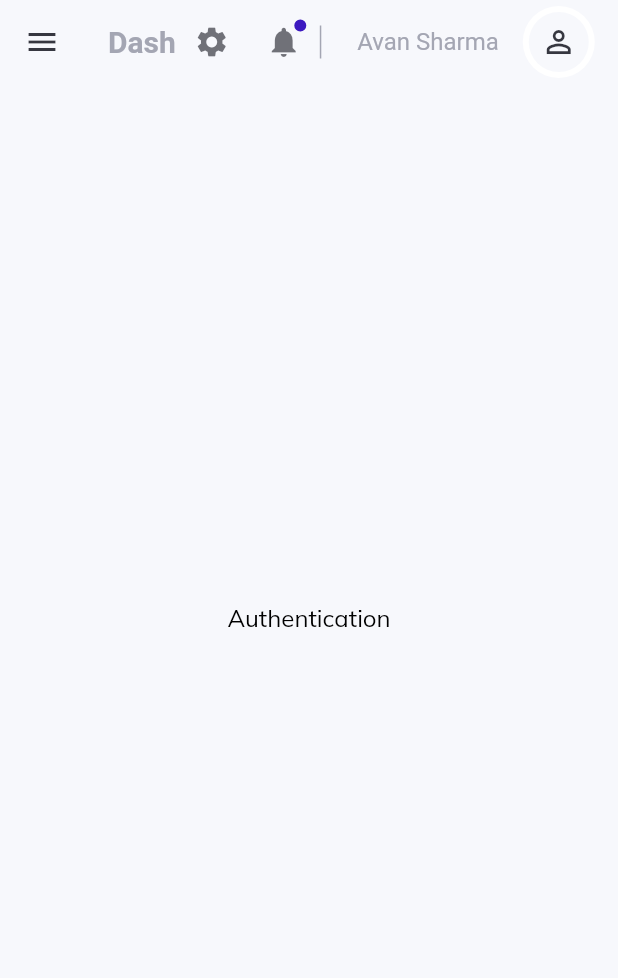
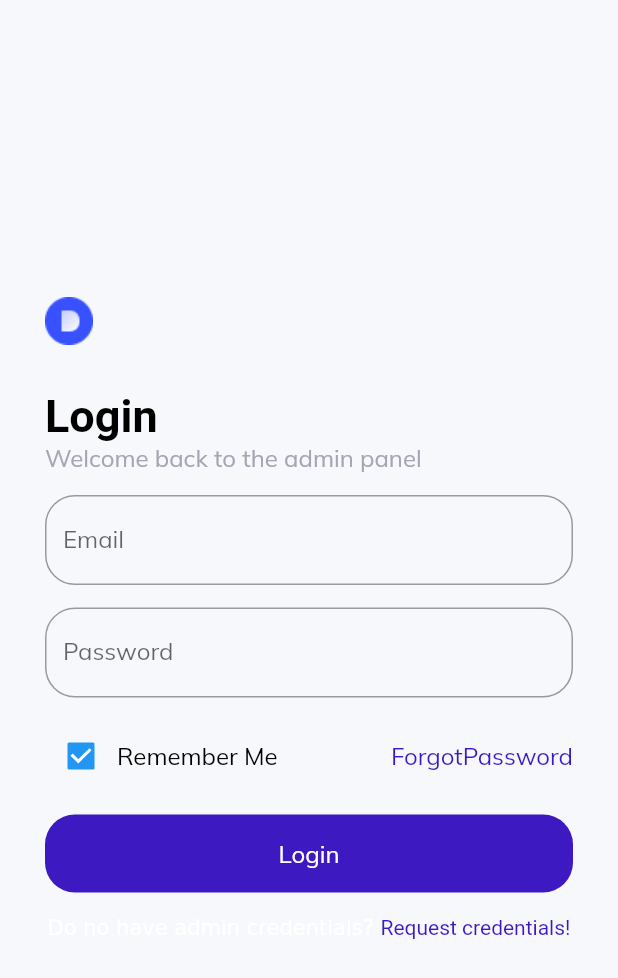
Before and after one commit to meadow-tulips/dashboard-flutter, a Flutter app: the SiteLayout screen opened directly, in the side drawer, after a tap on "Logout", on a phone screen of 412 x 824 dp. Shown: the top 978 px of the screen. Run offline on Flutter 3.47's test engine with Material 2 defaults, Android fonts, the phone set to English and light mode, and no system bars; our stand-ins replace charts_flutter, data_table_2, get, google_fonts.

Commit message:
Added drivers, clients, authentication page routes

```diff
--- a/lib/pages/authentication/authentication.dart
+++ b/lib/pages/authentication/authentication.dart
@@ -1,13 +1,125 @@
+import 'package:dashboard/constants/style.dart';
+import 'package:dashboard/layout.dart';
 import 'package:dashboard/widgets/custom_text.dart';
 import 'package:flutter/material.dart';
+import 'package:get/get.dart';
+import 'package:google_fonts/google_fonts.dart';
 
 class AuthenticationPage extends StatelessWidget {
-  const AuthenticationPage({ Key? key }) : super(key: key);
+  const AuthenticationPage({Key? key}) : super(key: key);
 
   @override
   Widget build(BuildContext context) {
-    return Center(
-      child: CustomText(text: "Authentication",)
-    );
+    return Scaffold(
+        body: Center(
+            child: Container(
+      constraints: BoxConstraints(maxWidth: 400),
+      padding: EdgeInsets.all((24)),
+      child: Column(
+        mainAxisAlignment: MainAxisAlignment.center,
+        children: [
+          Row(
+            children: [
+              Padding(
+                padding: EdgeInsets.only(right: 12),
+                child: Image.asset("assets/icons/logo.png"),
+              ),
+              Expanded(child: Container())
+            ],
+          ),
+          SizedBox(
+            height: 30,
+          ),
+          Row(
+            children: [
+              Text(
+                "Login",
+                style: GoogleFonts.roboto(
+                  fontSize: 30,
+                  fontWeight: FontWeight.bold,
+                ),
+              )
+            ],
+          ),
+          Row(
+            children: [
+              CustomText(
+                text: "Welcome back to the admin panel",
+                color: lightGrey,
+              ),
+            ],
+          ),
+          SizedBox(
+            height: 15,
+          ),
+          TextField(
+            decoration: InputDecoration(
+                labelText: "Email",
+                hintText: "your@email",
+                border: OutlineInputBorder(
+                    borderRadius: BorderRadius.circular(20))),
+          ),
+          SizedBox(
+            height: 15,
+          ),
+          TextField(
+            obscureText: true,
+            decoration: InputDecoration(
+                labelText: "Password",
+                hintText: "password",
+                border: OutlineInputBorder(
+                    borderRadius: BorderRadius.circular(20))),
+          ),
+          SizedBox(
+            height: 15,
+          ),
+          Row(
+            mainAxisAlignment: MainAxisAlignment.spaceBetween,
+            children: [
+              Row(
+                children: [
+                  Checkbox(value: true, onChanged: (val) {}),
+                  CustomText(
+                    text: "Remember Me",
+                  )
+                ],
+              ),
+              CustomText(
+                text: "ForgotPassword",
+                color: active,
+              )
+            ],
+          ),
+          SizedBox(height: 15),
+          InkWell(
+            onTap: () {
+              Get.offAll(() => SiteLayout());
+            },
+            child: Container(
+              decoration: BoxDecoration(
+                color: active,
+                borderRadius: BorderRadius.circular(20),
+              ),
+              alignment: Alignment.center,
+              width: double.maxFinite,
+              padding: EdgeInsets.symmetric(vertical: 16),
+              child: CustomText(
+                text: "Login",
+                color: Colors.white,
+              ),
+            ),
+          ),
+          SizedBox(
+            height: 15,
+          ),
+          RichText(
+              text: TextSpan(children: [
+            TextSpan(text: "Do no have admin credentials? "),
+            TextSpan(
+                text: "Request credentials!", style: TextStyle(color: active)),
+          ]))
+        ],
+      ),
+    )));
   }
 }
--- a/lib/pages/overview/widgets/available_drivers.dart
+++ b/lib/pages/overview/widgets/available_drivers.dart
@@ -56,7 +56,7 @@ class AvailableDrivers extends StatelessWidget {
                   ),
                 ],
                 rows: List<DataRow>.generate(
-                    100,
+                    10,
                     (index) => DataRow(cells: [
                           DataCell(CustomText(text: "Avan Sharma")),
                           DataCell(CustomText(text: "New york City")),
@@ -85,7 +85,7 @@ class AvailableDrivers extends StatelessWidget {
                             padding: EdgeInsets.symmetric(
                                 horizontal: 12, vertical: 6),
                             child: CustomText(
-                                text: "Available Delivery",
+                                text: "Assign Delivery",
                                 color: active.withOpacity(0.7),
                                 weight: FontWeight.bold),
                           )),
--- a/lib/widgets/side_menu.dart
+++ b/lib/widgets/side_menu.dart
@@ -1,5 +1,6 @@
 import 'package:dashboard/constants/controllers.dart';
 import 'package:dashboard/constants/style.dart';
+import 'package:dashboard/pages/authentication/authentication.dart';
 import 'package:dashboard/routing/routes.dart';
 import 'package:dashboard/utils/responsiveness.dart';
 import 'package:dashboard/widgets/custom_text.dart';
@@ -57,7 +58,9 @@ class SideMenu extends StatelessWidget {
                           ? "Logout"
                           : itemName,
                       onTap: () {
-                        if (itemName == AuthenticationPageRoute) {}
+                        if (itemName == AuthenticationPageRoute) {
+                          Get.offAll(() => AuthenticationPage());
+                        }
                         if (!menuController.isActive(itemName)) {
                           menuController.changeActiveItemTo(itemName);
                           if (ResponsiveWidget.isSmallScreen(context)) {
```
Also changed, not shown: lib/main.dart (+6 -11 lines), lib/pages/clients/client.dart (+21 -9 lines), lib/pages/clients/widgets/clients_table.dart (added, +80 -0 lines), lib/pages/drivers/driver.dart (+21 -9 lines), lib/pages/drivers/widgets/drivers_table.dart (added, +80 -0 lines).
